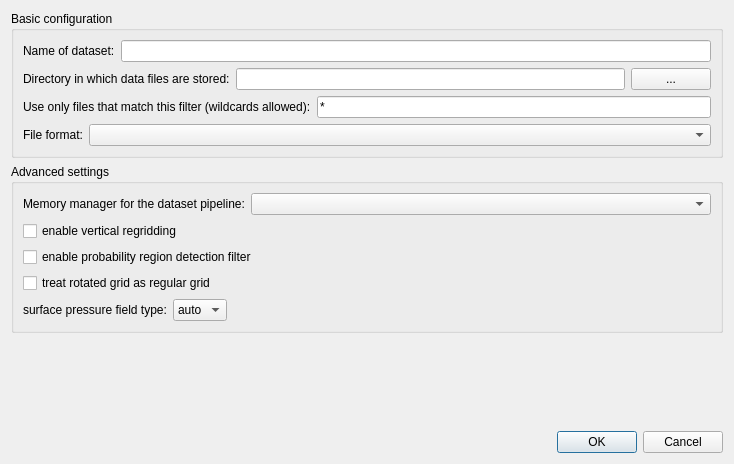
The window that src/gxfw/adddatasetdialog.ui (chrismile/met.3d) describes before a commit, drawn with Qt 5.
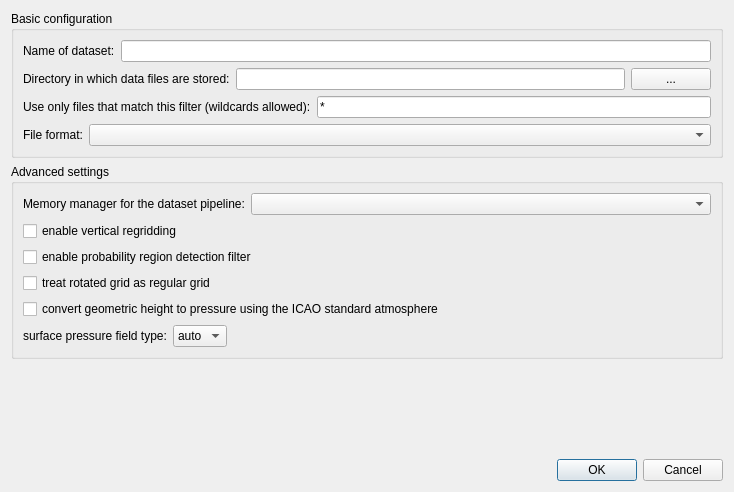
The same window after the commit.

Commit message: implemented handling of standard ICAO altitude height fields in metre by conversion to hPa pressure fields

The edit to the form file:
```diff
--- a/src/gxfw/adddatasetdialog.ui
+++ b/src/gxfw/adddatasetdialog.ui
@@ -7,7 +7,7 @@
     <x>0</x>
     <y>0</y>
     <width>734</width>
-    <height>464</height>
+    <height>492</height>
    </rect>
   </property>
   <property name="windowTitle">
@@ -173,6 +173,13 @@
         </property>
        </widget>
       </item>
+      <item>
+       <widget class="QCheckBox" name="convertGeometricHeightToPressureICAOStandardCheckBox">
+        <property name="text">
+         <string>convert geometric height to pressure using the ICAO standard atmosphere</string>
+        </property>
+       </widget>
+      </item>
       <item>
        <layout class="QHBoxLayout" name="horizontalLayout_7">
         <item>
```
The commit also changes 11 other files.
